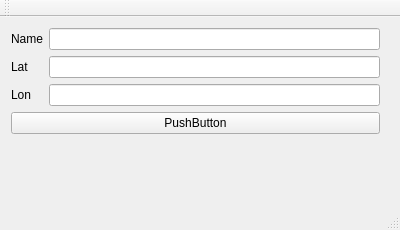
First picture: the form in EasterPlanner/EasterPlanner_Client/mainwindow.ui, repository Kola50011/programming-htlwrn, before the edit.
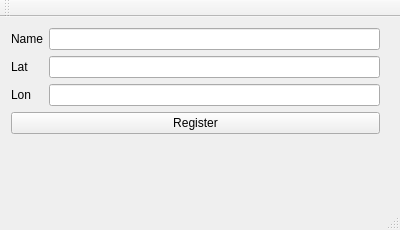
Second picture: the form after the edit.

```diff
--- a/EasterPlanner/EasterPlanner_Client/mainwindow.ui
+++ b/EasterPlanner/EasterPlanner_Client/mainwindow.ui
@@ -37,7 +37,7 @@
      <item row="3" column="0" colspan="2">
       <widget class="QPushButton" name="pushButton">
        <property name="text">
-        <string>PushButton</string>
+        <string>Register</string>
        </property>
       </widget>
      </item>
```
